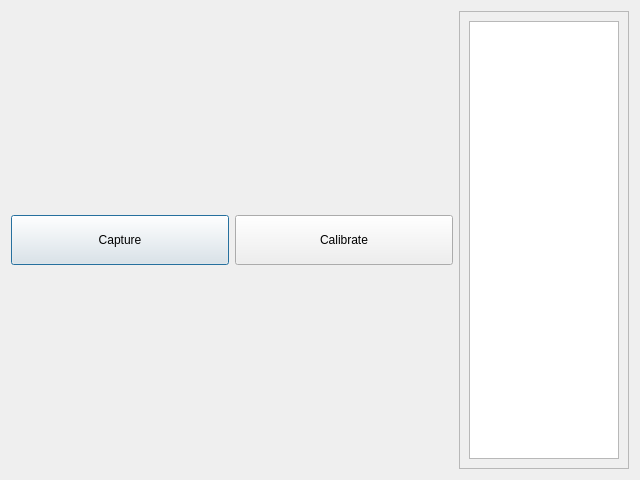
Before: the Qt Designer form src/modules/calibration/calibrator/mle_calibration_window.ui in vahagnIV/gago-ui, drawn with Qt 5.
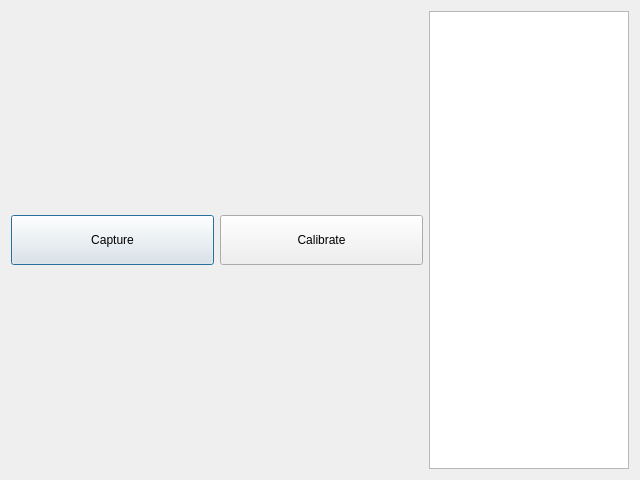
After: the same form once the commit is applied. Custom widgets are drawn as their Qt base class.

The edit to the form file:
```diff
--- a/src/modules/calibration/calibrator/mle_calibration_window.ui
+++ b/src/modules/calibration/calibrator/mle_calibration_window.ui
@@ -62,54 +62,23 @@
      <item>
       <layout class="QVBoxLayout" name="verticalLayout_3">
        <item>
-        <widget class="QScrollArea" name="scrollArea">
-         <property name="sizePolicy">
-          <sizepolicy hsizetype="Expanding" vsizetype="Expanding">
-           <horstretch>1</horstretch>
-           <verstretch>0</verstretch>
-          </sizepolicy>
-         </property>
-         <property name="maximumSize">
-          <size>
-           <width>170</width>
-           <height>16777215</height>
-          </size>
-         </property>
-         <property name="widgetResizable">
-          <bool>true</bool>
-         </property>
-         <widget class="QWidget" name="scrollAreaWidgetContents">
-          <property name="geometry">
-           <rect>
-            <x>0</x>
-            <y>0</y>
-            <width>168</width>
-            <height>456</height>
-           </rect>
-          </property>
-          <layout class="QVBoxLayout" name="verticalLayout_2">
-           <item>            
-            <widget class="gago::calibration::ImageSetView" name="listView">
+          <widget class="gago::calibration::ImageSetView" name="listView">
              <property name="minimumSize">
               <size>
-               <width>150</width>
+               <width>200</width>
                <height>0</height>
               </size>
              </property>
              <property name="maximumSize">
               <size>
-               <width>167</width>
+               <width>200</width>
                <height>16777215</height>
               </size>
              </property>
              <property name="viewMode">
-              <enum>QListView::IconMode</enum>
+              <enum>QListView::ListMode</enum>
              </property>
             </widget>
-           </item>
-          </layout>
-         </widget>
-        </widget>
        </item>
       </layout>
      </item>
```
